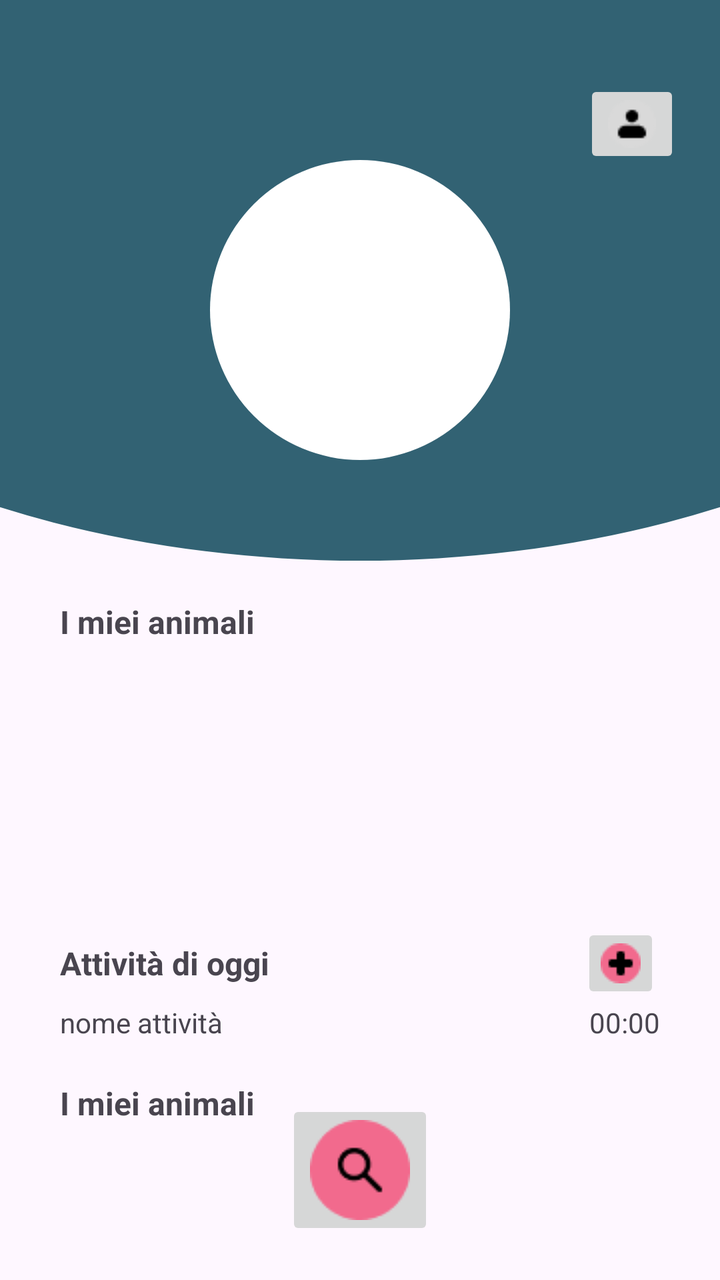
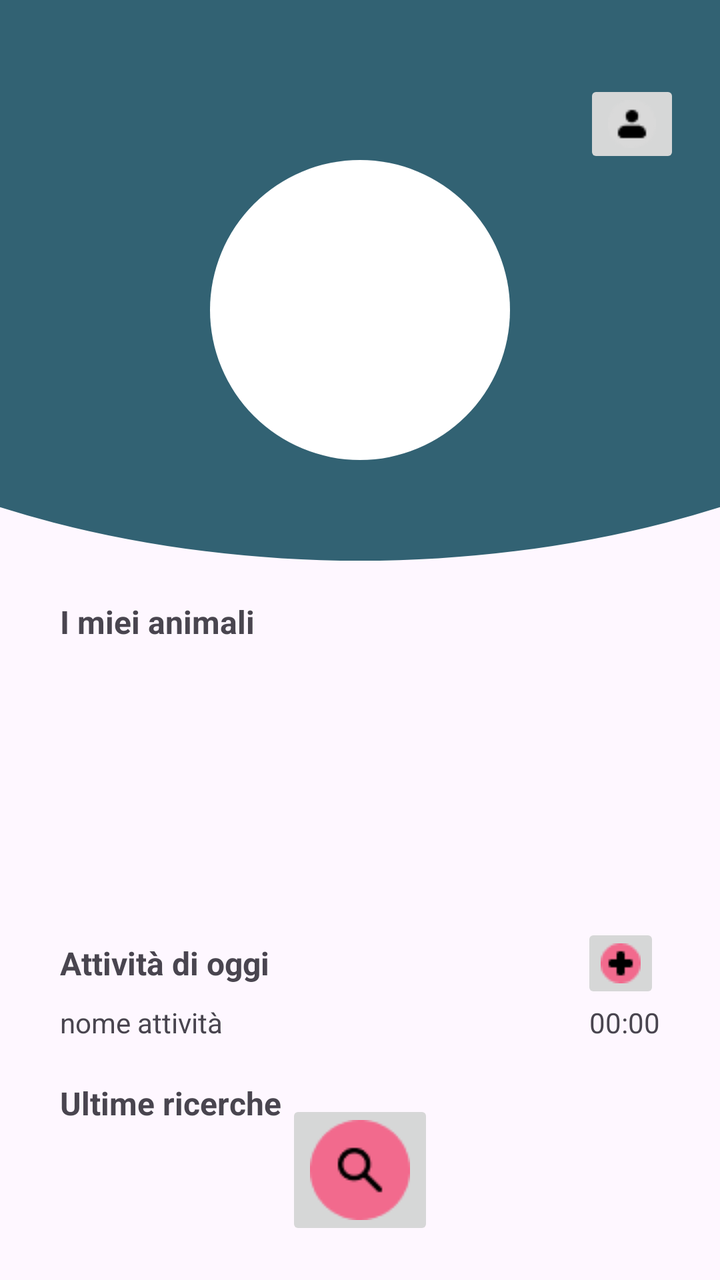

The first picture is an Android layout as it rendered before a commit; the second is the same layout after the commit. The layout source and the unified diff follow.
<!-- AndroidManifest.xml: application theme Theme.AppPet -->
<!-- res/layout/activity_home.xml -->
<?xml version="1.0" encoding="utf-8"?>
<RelativeLayout xmlns:android="http://schemas.android.com/apk/res/android"
    xmlns:app="http://schemas.android.com/apk/res-auto"
    xmlns:tools="http://schemas.android.com/tools"
    android:id="@+id/main"
    android:layout_width="match_parent"
    android:layout_height="match_parent"
    tools:context=".HomeActivity"
    android:orientation="vertical">

    <FrameLayout
        android:id="@+id/header_home"
        android:layout_width="wrap_content"
        android:layout_height="300dp"
        android:layout_gravity="top">
        <ImageView
            android:layout_marginTop="-120dp"
            android:id="@+id/Pippo"
            android:layout_width="800dp"
            android:layout_height="500dp"
            android:src="@drawable/cricle_1"
            android:layout_gravity="center"/>

        <ImageView
            android:id="@+id/Pippo2"
            android:layout_width="150dp"
            android:layout_height="150dp"
            android:src="@drawable/circle_2"
            android:layout_gravity="center_horizontal"
            android:layout_marginTop="80dp"/>

        <ImageButton
            android:id="@+id/BTNprofilo"
            android:layout_width="wrap_content"
            android:layout_height="wrap_content"
            android:src="@drawable/btn_profilo"
            android:layout_gravity="end"
            android:layout_marginEnd="20dp"
            android:layout_marginTop="40dp"/>
    </FrameLayout>

    <LinearLayout
        android:id="@+id/lista_animali_home"
        android:layout_below="@id/header_home"
        android:layout_width="300dp"
        android:layout_height="wrap_content"
        android:layout_centerInParent="true"
        android:orientation="vertical">

        <TextView
            android:textStyle="bold"
            android:textSize="16sp"
            android:layout_width="wrap_content"
            android:layout_height="wrap_content"
            android:text="I miei animali"/>

        <androidx.recyclerview.widget.RecyclerView
            android:id="@+id/ListaAnimaliHome"
            android:layout_width="match_parent"
            android:layout_height="120dp"
            app:layoutManager="com.google.android.material.carousel.CarouselLayoutManager"/>

    </LinearLayout>

    <LinearLayout
        android:id="@+id/Header_attivita_oggi_home"
        android:layout_below="@id/lista_animali_home"
        android:layout_marginTop="20dp"

        android:layout_width="300dp"
        android:layout_height="wrap_content"
        android:gravity="center_vertical"
        android:layout_centerInParent="true"
        android:orientation="horizontal">

        <TextView
            android:textStyle="bold"
            android:textSize="16sp"
            android:layout_weight="9"
            android:layout_width="match_parent"
            android:layout_height="wrap_content"
            android:text="Attività di oggi"/>

        <ImageButton
            android:layout_weight="1"
            android:layout_width="wrap_content"
            android:layout_height="wrap_content"
            android:src="@drawable/btn_aggiungi"/>

    </LinearLayout>

    <RelativeLayout
        android:id="@+id/attivita_oggi_home"
        android:layout_below="@id/Header_attivita_oggi_home"
        android:layout_width="300dp"
        android:layout_height="wrap_content"
        android:gravity="center_vertical"
        android:layout_centerInParent="true"
        android:orientation="horizontal">

        <TextView
            android:id="@+id/nome_attività_oggi"
            android:layout_width="wrap_content"
            android:layout_height="wrap_content"
            android:text="nome attività"/>

        <TextView
            android:id="@+id/orario_attività_oggi"
            android:layout_width="wrap_content"
            android:layout_height="wrap_content"
            android:layout_alignParentEnd="true"
            android:text="00:00"/>

    </RelativeLayout>

    <LinearLayout
        android:id="@+id/lista_servizi_home"
        android:layout_below="@id/attivita_oggi_home"
        android:layout_marginTop="20dp"
        android:layout_width="300dp"
        android:layout_height="wrap_content"
        android:layout_centerInParent="true"
        android:orientation="vertical">

        <TextView
            android:textStyle="bold"
            android:textSize="16sp"
            android:layout_width="wrap_content"
            android:layout_height="wrap_content"
            android:text="I miei animali"/>

        <androidx.recyclerview.widget.RecyclerView
            android:id="@+id/ListaAttivitàHome"
            android:layout_width="match_parent"
            android:layout_height="60dp"
            app:layoutManager="com.google.android.material.carousel.CarouselLayoutManager"/>

    </LinearLayout>

    <ImageButton
        android:id="@+id/BTN_cerca_home"
        android:layout_width="wrap_content"
        android:layout_height="wrap_content"
        android:layout_marginBottom="20dp"
        android:layout_centerInParent="true"
        android:layout_alignParentBottom="true"
        android:src="@drawable/btn_cerca"/>

</RelativeLayout>
<!-- resources referenced by this layout -->
<resources>
  <!-- drawable btn_aggiungi: png bitmap (drawable, 516 bytes) -->
  <!-- drawable btn_cerca: png bitmap (drawable, 1438 bytes) -->
  <!-- drawable btn_profilo: png bitmap (drawable, 668 bytes) -->
  <!-- drawable circle_2 (drawable) -->
  <?xml version="1.0" encoding="utf-8"?>
  <shape xmlns:android="http://schemas.android.com/apk/res/android"
      android:shape="oval">
  
      <solid
          android:color="@color/white"
          />
  
  
  </shape>
  <!-- drawable cricle_1 (drawable) -->
  <?xml version="1.0" encoding="utf-8"?>
  <shape xmlns:android="http://schemas.android.com/apk/res/android"
      android:shape="oval">
  
      <solid
          android:color="@color/Blu_base"/>
  
  </shape>
  <style name="Theme.AppPet" parent="Base.Theme.AppPet" />
  <color name="white">#FFFFFFFF</color>
  <color name="Blu_base">#326273</color>
  <style name="Base.Theme.AppPet" parent="Theme.Material3.DayNight.NoActionBar">
          
          
      </style>
</resources>

<!-- the commit's change to res/layout/activity_home.xml (unified diff, before → after) -->
@@ -82,6 +82,7 @@
             android:text="Attività di oggi"/>
 
         <ImageButton
+            android:id="@+id/add_attività_BTN"
             android:layout_weight="1"
             android:layout_width="wrap_content"
             android:layout_height="wrap_content"
@@ -127,7 +128,7 @@
             android:textSize="16sp"
             android:layout_width="wrap_content"
             android:layout_height="wrap_content"
-            android:text="I miei animali"/>
+            android:text="Ultime ricerche"/>
 
         <androidx.recyclerview.widget.RecyclerView
             android:id="@+id/ListaAttivitàHome"
@@ -138,7 +139,7 @@
     </LinearLayout>
 
     <ImageButton
-        android:id="@+id/BTN_cerca_home"
+        android:id="@+id/cerca_servizi_BTN"
         android:layout_width="wrap_content"
         android:layout_height="wrap_content"
         android:layout_marginBottom="20dp"
